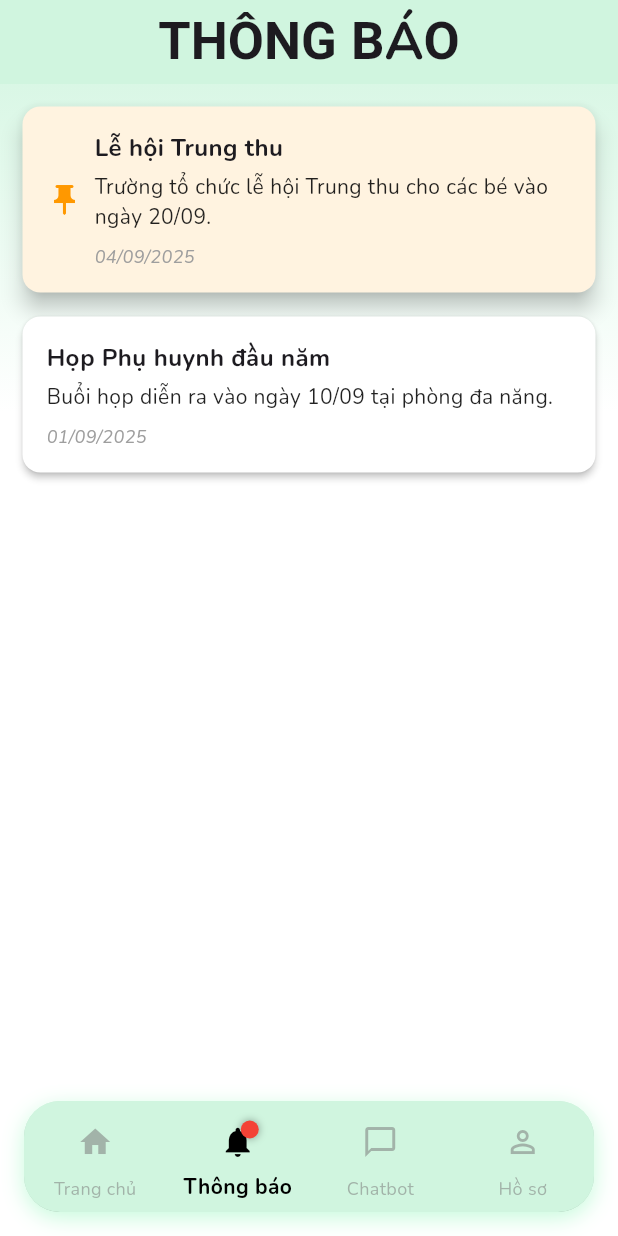
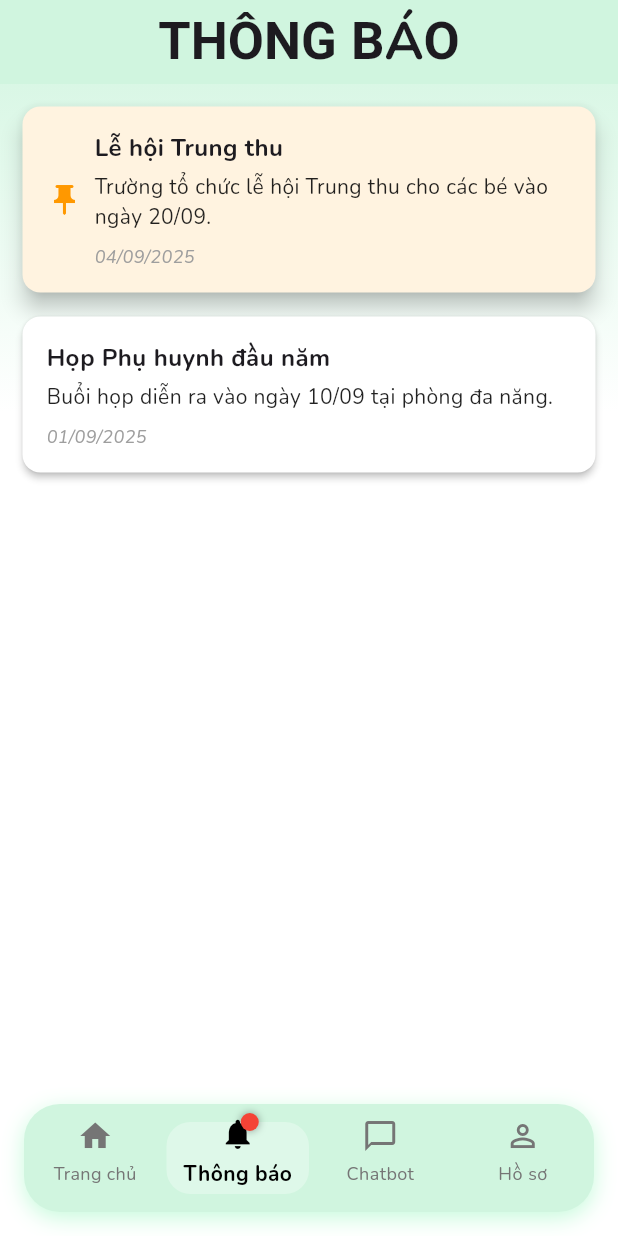
Before and after one commit to Thang4869/MamNon, a Flutter app: the screen it shows after launch, item 2 of the bottom bar chosen, on a phone screen of 412 x 824 dp. Run offline on Flutter 3.47's test engine with Material 3 defaults, Android fonts, the light colour scheme and no system bars; our stand-ins replace google_fonts, image_picker; Roboto replaces fonts that are missing (Montserrat).

Commit message:
animated navigation and bottom nav bar

```diff
--- a/mamnon/lib/features/phu_huynh/trang_chu/pages/main_screen.dart
+++ b/mamnon/lib/features/phu_huynh/trang_chu/pages/main_screen.dart
@@ -18,6 +18,7 @@ class MainScreen extends StatefulWidget {
 }
 
 class _MainScreenState extends State<MainScreen> {
+  late PageController _pageController;
   int _selectedIndex = 0;
 
   final List<Widget> _pages = const [
@@ -31,6 +32,17 @@ class _MainScreenState extends State<MainScreen> {
     setState(() {
       _selectedIndex = index;
     });
+    _pageController.animateToPage(
+      index,
+      duration: const Duration(milliseconds: 300),
+      curve: Curves.easeInOut,
+    );
+  }
+
+  @override
+  void initState() {
+    super.initState();
+    _pageController = PageController(initialPage: _selectedIndex);
   }
 
   @override
@@ -55,7 +67,20 @@ class _MainScreenState extends State<MainScreen> {
         ),
         child: Scaffold(
           backgroundColor: Colors.transparent,
-        body: _pages[_selectedIndex],
+          body: PageView(
+            controller: _pageController,
+            onPageChanged: (index) {
+              setState(() {
+                _selectedIndex = index;
+              });
+            },
+            children: const [
+              TrangChuPhuHuynh(),
+              ThongBaoScreen(),
+              ChatbotScreen(),
+              HoSoPhuHuynhScreen(),
+            ],
+          ),
           bottomNavigationBar: BottomNavigationWidget(
             currentIndex: _selectedIndex,
             onTap: _onItemTapped,
@@ -83,9 +108,9 @@ class TrangChuPhuHuynh extends StatelessWidget {
               TimKiemWidget(),
               SizedBox(height: 28),
               CateSubjectWidget(),
-            SizedBox(height: 28,),
+              SizedBox(height: 28),
               NotificationSliderWidget(),
-            SizedBox(height: 28,),
+              SizedBox(height: 28),
               Text(
                 'Các Môn học phổ biến',
                 style: TextStyle(fontSize: 18, fontWeight: FontWeight.w600),
--- a/mamnon/lib/features/phu_huynh/trang_chu/widgets/bottom_navigation_widget.dart
+++ b/mamnon/lib/features/phu_huynh/trang_chu/widgets/bottom_navigation_widget.dart
@@ -12,92 +12,130 @@ class BottomNavigationWidget extends StatelessWidget {
 
   @override
   Widget build(BuildContext context) {
-    return Container(
+    List<IconData> icons = [
+      Icons.home,
+      Icons.notifications,
+      Icons.chat_bubble_outline,
+      Icons.person_outline,
+    ];
+
+    List<String> labels = ['Trang chủ', 'Thông báo', 'Chatbot', 'Hồ sơ'];
+
+    return SizedBox(
+      height: 88,
+      child: Container(
         margin: const EdgeInsets.only(left: 16, right: 16, bottom: 16),
+        padding: const EdgeInsets.symmetric(vertical: 8),
         decoration: BoxDecoration(
-        color: const Color.fromARGB(255, 208, 245, 223),
+          color: const Color(0xFFD0F5DF),
           borderRadius: BorderRadius.circular(24),
           boxShadow: [
             BoxShadow(
-            color: const Color.fromARGB(99, 111, 243, 164).withValues(),
+              color: const Color.fromARGB(99, 111, 243, 164),
               blurRadius: 12,
               offset: const Offset(0, 4),
             ),
           ],
         ),
-    child: ClipRRect(
-        borderRadius: BorderRadius.circular(24),
-        child: BottomNavigationBar(
-          type: BottomNavigationBarType.fixed,
-          backgroundColor: const Color(0xFFD0F5DF),
-          currentIndex: currentIndex,
-          onTap: onTap,
-          selectedItemColor: const Color.fromARGB(255, 0, 0, 0),
-          unselectedItemColor: const Color.fromARGB(135, 121, 121, 121),
-          selectedLabelStyle: const TextStyle(
-            fontWeight: FontWeight.bold,
-            fontSize: 14,
+        child: LayoutBuilder(
+          builder: (context, constraints) {
+            double itemWidth = constraints.maxWidth / icons.length;
+
+            return Stack(
+              children: [
+                // Nền hiệu ứng di chuyển
+                AnimatedAlign(
+                  duration: const Duration(milliseconds: 300),
+                  curve: Curves.easeInOut,
+                  alignment: Alignment(
+                    -1 + (currentIndex * 2 / (icons.length - 1)),
+                    0,
                   ),
-          unselectedLabelStyle: const TextStyle(
-            fontWeight: FontWeight.normal,
-            fontSize: 12,
+                  child: Container(
+                    width: itemWidth,
+                    height: 48,
+                    margin: const EdgeInsets.symmetric(vertical: 4),
+                    decoration: BoxDecoration(
+                      color: Colors.white.withOpacity(0.3),
+                      borderRadius: BorderRadius.circular(16),
                     ),
-          showUnselectedLabels: true,
-          items: [
-            BottomNavigationBarItem(
-              icon: Padding(
-                padding: const EdgeInsets.all(8.0),
-                child: Icon(Icons.home),
                   ),
-              label: 'Trang chủ',
                 ),
-            BottomNavigationBarItem(
-              icon: Padding(
-                padding: const EdgeInsets.all(8.0),
-                child: Stack(
+
+                Row(
+                  mainAxisAlignment: MainAxisAlignment.spaceEvenly,
+                  children: List.generate(icons.length, (index) {
+                    return Expanded(
+                      child: GestureDetector(
+                        onTap: () => onTap(index),
+                        child: Column(
+                          mainAxisSize: MainAxisSize.min,
+                          children: [
+                            if (index == 1)
+                              Stack(
                                 clipBehavior: Clip.none,
                                 children: [
-                    const Icon(Icons.notifications),
+                                  Icon(
+                                    icons[index],
+                                    color:
+                                        currentIndex == index
+                                            ? Colors.black
+                                            : Colors.grey[600],
+                                  ),
                                   Positioned(
                                     top: -2,
                                     right: -2,
                                     child: Container(
                                       width: 12,
                                       height: 12,
-                        decoration: const BoxDecoration(
+                                      decoration: BoxDecoration(
                                         color: Colors.red,
                                         shape: BoxShape.circle,
-                          boxShadow: [
+                                        boxShadow: const [
                                           BoxShadow(
                                             color: Colors.black38,
                                             blurRadius: 4,
-                            )
+                                          ),
                                         ],
                                       ),
                                     ),
                                   ),
                                 ],
+                              )
+                            else
+                              Icon(
+                                icons[index],
+                                color:
+                                    currentIndex == index
+                                        ? Colors.black
+                                        : Colors.grey[600],
                               ),
+                            const SizedBox(height: 4),
+                            Text(
+                              labels[index],
+                              style: TextStyle(
+                                fontSize: currentIndex == index ? 14 : 12,
+                                fontWeight:
+                                    currentIndex == index
+                                        ? FontWeight.bold
+                                        : FontWeight.normal,
+                                color:
+                                    currentIndex == index
+                                        ? Colors.black
+                                        : Colors.grey[600],
                               ),
-              label: 'Thông báo',
-            ),
-            BottomNavigationBarItem(
-              icon: Padding(
-                padding: const EdgeInsets.all(8.0),
-                child: Icon(Icons.chat_bubble_outline),
-              ),
-              label: 'Chatbot',
-            ),
-            BottomNavigationBarItem(
-              icon: Padding(
-                padding: const EdgeInsets.all(8.0),
-                child: Icon(Icons.person_outline),
-              ),
-              label: 'Hồ sơ',
                             ),
                           ],
                         ),
                       ),
                     );
+                  }),
+                ),
+              ],
+            );
+          },
+        ),
+      ),
+    );
   }
 }
```
Lines whose indentation alone changed are shown as unchanged.
